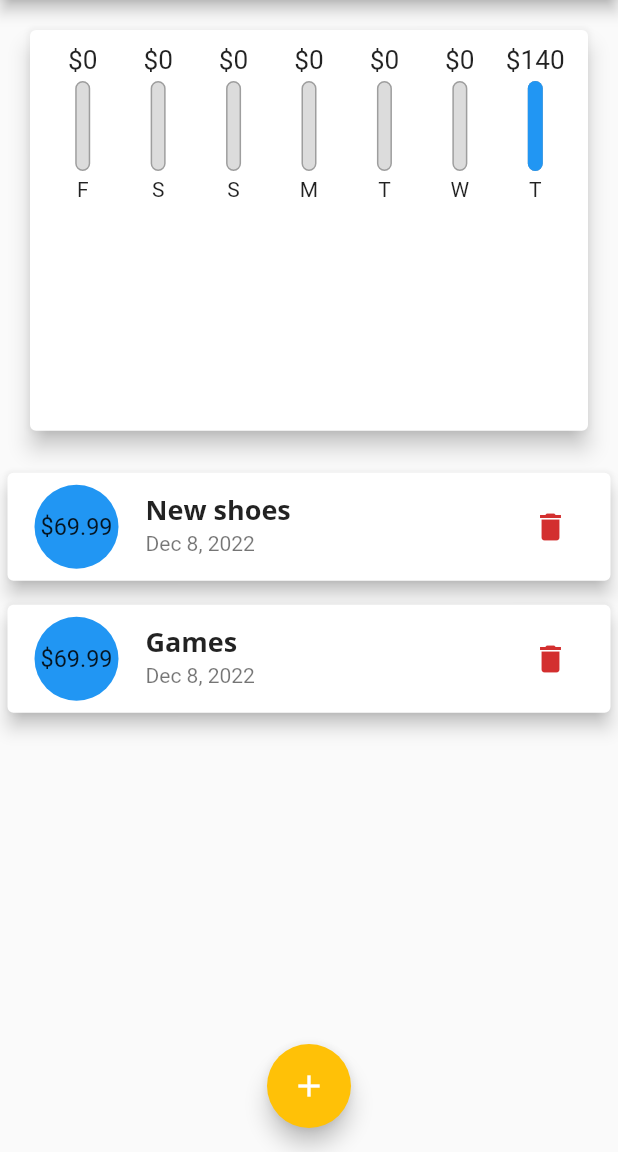
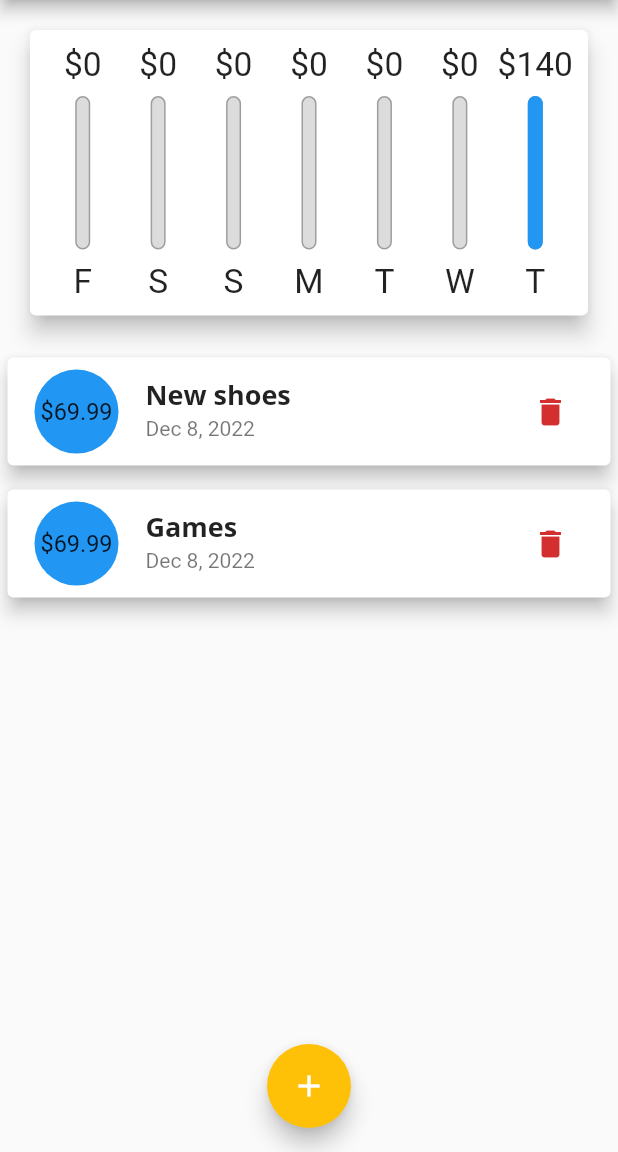
Before and after one commit to judell31/personal-expense, a Flutter app: the screen it shows after launch, on a phone screen of 412 x 824 dp, the part 84-1236 px from its top. Run offline on Flutter 3.47's test engine with Material 2 defaults, Android fonts, the phone set to English and light mode, and no system bars.

Commit message:
Layout builder widget

```diff
--- a/lib/main.dart
+++ b/lib/main.dart
@@ -145,11 +145,11 @@ class _HomePageState extends State<HomePage> {
           crossAxisAlignment: CrossAxisAlignment.stretch,
           children: <Widget>[
             SizedBox(
-              height: (MediaQuery.of(context).size.height - appBar.preferredSize.height - MediaQuery.of(context).padding.top) * 0.4,
+              height: (MediaQuery.of(context).size.height - appBar.preferredSize.height - MediaQuery.of(context).padding.top) * 0.3,
               child: Chart(_recentTransactions),
             ),
             SizedBox(
-              height: (MediaQuery.of(context).size.height - appBar.preferredSize.height - MediaQuery.of(context).padding.top) * 0.6,
+              height: (MediaQuery.of(context).size.height - appBar.preferredSize.height - MediaQuery.of(context).padding.top) * 0.7,
               child: TransactionList(_userTransactions, _deleteTransaction),
             )
           ],
--- a/lib/widgets/chart.bar.dart
+++ b/lib/widgets/chart.bar.dart
@@ -5,22 +5,23 @@ class ChartBar extends StatelessWidget {
   final double spendingAmount;
   final double spendingPctOfTotal;
 
-  ChartBar(this.label, this.spendingAmount, this.spendingPctOfTotal);
+  const ChartBar(this.label, this.spendingAmount, this.spendingPctOfTotal, {super.key});
   // const ChartBar({Key? key}) : super(key: key);
 
   @override
   Widget build(BuildContext context) {
+    return LayoutBuilder(builder: (ctx, constraint) {
       return Column(
         children: <Widget>[
-        Container(
-          height: 20,
+          SizedBox(
+            height: constraint.maxHeight * 0.15,
             child: FittedBox(
               child: Text("\$${spendingAmount.toStringAsFixed(0)}"),
             ),
           ),
-        const SizedBox(height: 4),
+          SizedBox(height: constraint.maxHeight * 0.05),
           SizedBox(
-          height: 60,
+              height: constraint.maxHeight * 0.6,
               width: 10,
               child: Stack(
                 children: <Widget>[
@@ -47,11 +48,17 @@ class ChartBar extends StatelessWidget {
                 ],
               )
           ),
-        const SizedBox(
-          height: 4,
+          SizedBox(
+            height: constraint.maxHeight * 0.05,
           ),
-        Text(label)
+          SizedBox(
+            height: constraint.maxHeight * 0.15,
+            child: FittedBox(
+              child: Text(label),
+            ),
+          )
         ],
       );
+    });
   }
 }
```
Lines whose indentation alone changed are shown as unchanged.
